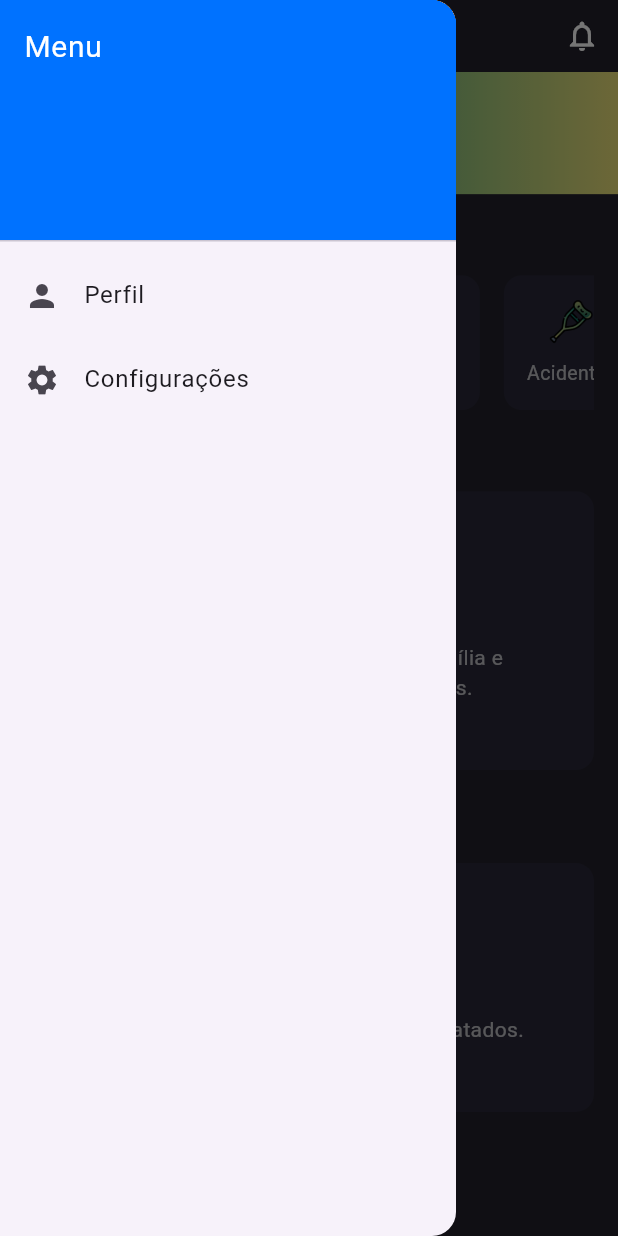
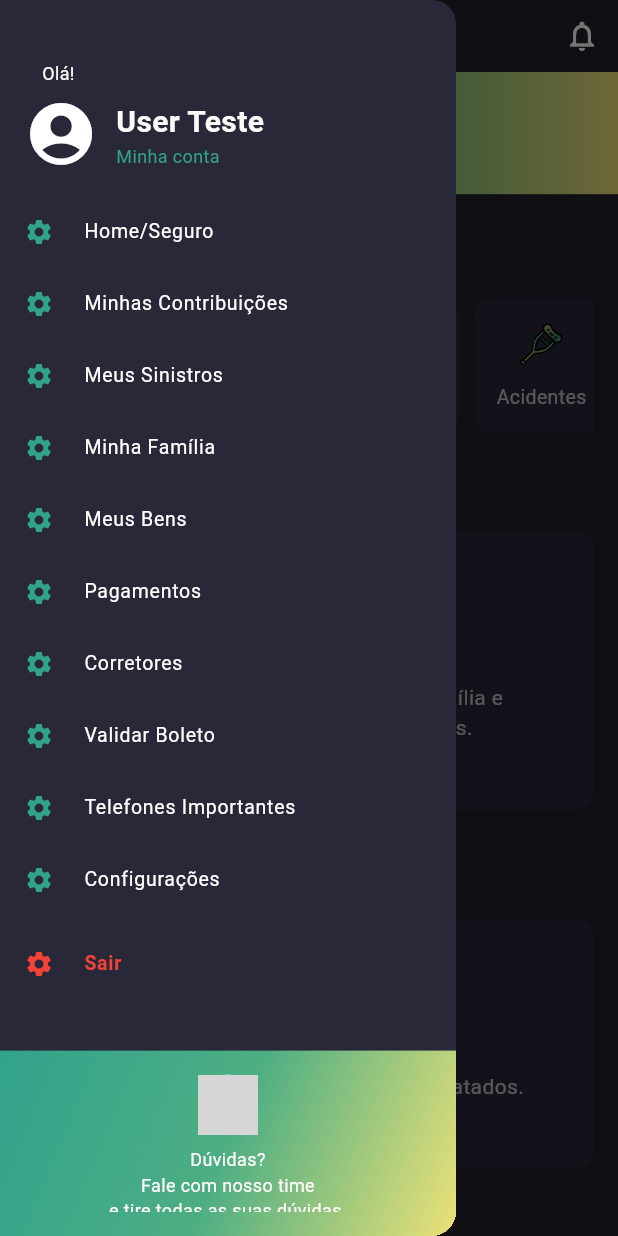
Before and after one commit to wesleydevsouza/app_seguros, a Flutter app: the screen it shows after launch, with the side drawer open, on a phone screen of 412 x 824 dp. Run offline on Flutter 3.47's test engine with Material 3 defaults, Android fonts, the phone set to English and light mode, and no system bars; our stand-ins replace flutter_svg, webview_flutter; grey boxes are pictures that could not be loaded.

Commit message:
feat: webview funcionando e alteracao no layout para web

```diff
--- /dev/null
+++ b/devtools_options.yaml
@@ -0,0 +1,3 @@
+description: This file stores settings for Dart & Flutter DevTools.
+documentation: https://docs.flutter.dev/tools/devtools/extensions#configure-extension-enablement-states
+extensions:
--- a/lib/constants/strings.dart
+++ b/lib/constants/strings.dart
@@ -6,6 +6,10 @@ class Strings {
   static const String register = "Cadastrar";
   static const String login = "Entrar";
   static const String social = "Acesse através das redes sociais";
+  static const String family =
+      "Adicione aqui membros da sua família e compartilhe os seguros com eles.";
+  static const String noEnsuranse =
+      "Você ainda não possui seguros contratados.";
   static const String description =
       "Aqui você gerencia seus seguros e de seus familiares em poucos cliques!";
 }
--- a/lib/viewmodels/home_viewmodel.dart
+++ b/lib/viewmodels/home_viewmodel.dart
@@ -4,15 +4,15 @@ import '../widgets/cotar_icon.dart';
 import '../constants/images.dart';
 
 class HomeViewModel {
-  final List<Widget> cotarOpcoes = const [
-    CotarIcon(label: "Automóvel", imagePath: Images.auto),
-    CotarIcon(label: "Residência", imagePath: Images.residential),
-    CotarIcon(label: "Vida", imagePath: Images.life),
-    CotarIcon(label: "Acidentes", imagePath: Images.accident),
-    CotarIcon(label: "Empresa", imagePath: Images.enterprise),
-    CotarIcon(label: "Funeral", imagePath: Images.funeral),
-    CotarIcon(label: "Moto", imagePath: Images.bike),
-    CotarIcon(label: "Educação", imagePath: Images.trainee),
-    CotarIcon(label: "Viagem", imagePath: Images.travel),
-  ];
+  List<Widget> cotarOpcoes({VoidCallback? onAutoTap}) => [
+        CotarIcon(label: "Automóvel", imagePath: Images.auto, onTap: onAutoTap),
+        const CotarIcon(label: "Residência", imagePath: Images.residential),
+        const CotarIcon(label: "Vida", imagePath: Images.life),
+        const CotarIcon(label: "Acidentes", imagePath: Images.accident),
+        const CotarIcon(label: "Empresa", imagePath: Images.enterprise),
+        const CotarIcon(label: "Funeral", imagePath: Images.funeral),
+        const CotarIcon(label: "Moto", imagePath: Images.bike),
+        const CotarIcon(label: "Educação", imagePath: Images.trainee),
+        const CotarIcon(label: "Viagem", imagePath: Images.travel),
+      ];
 }
--- a/lib/views/home_view.dart
+++ b/lib/views/home_view.dart
@@ -1,16 +1,35 @@
+import 'package:desafio_mobile/constants/size_config.dart';
 import 'package:desafio_mobile/widgets/card_name.dart';
 import 'package:desafio_mobile/widgets/top_bar_menu.dart';
 import 'package:flutter/material.dart';
-import '../constants/images.dart';
-import '../constants/size_config.dart';
+import '../constants/strings.dart';
+import '../constants/styling.dart';
 import '../viewmodels/home_viewmodel.dart';
 import '../widgets/card_section.dart';
 import '../widgets/drawer_menu.dart';
+import 'webview_screen.dart';
+import 'package:flutter/foundation.dart';
+import 'package:url_launcher/url_launcher.dart';
 
 class HomeView extends StatelessWidget {
   final HomeViewModel viewModel = HomeViewModel();
 
   HomeView({super.key});
+
+  void _openWebView(BuildContext context) async {
+    const url = 'https://www.google.com';
+    if (kIsWeb) {
+      if (await canLaunchUrl(Uri.parse(url))) {
+        await launchUrl(Uri.parse(url), webOnlyWindowName: '_blank');
+      }
+    } else {
+      Navigator.of(context).push(
+        MaterialPageRoute(
+          builder: (_) => const WebViewScreen(url: url),
+        ),
+      );
+    }
+  }
 
   @override
   Widget build(BuildContext context) {
@@ -26,21 +45,19 @@ class HomeView extends StatelessWidget {
               child: Column(
                 crossAxisAlignment: CrossAxisAlignment.start,
                 children: [
-                  const Text("Cotar e Contratar",
-                      style: TextStyle(
-                          color: Colors.white,
-                          fontSize: 18,
-                          fontWeight: FontWeight.bold)),
-                  const SizedBox(height: 12),
+                  const Text("Cotar e Contratar", style: AppTheme.titulo),
+                  SizedBox(height: SizeConfig.heightMultiplier * 2),
                   SizedBox(
                     height: 90,
                     child: ListView.separated(
                       scrollDirection: Axis.horizontal,
-                      itemCount: viewModel.cotarOpcoes.length,
+                      itemCount: viewModel
+                          .cotarOpcoes(onAutoTap: () => _openWebView(context))
+                          .length,
                       separatorBuilder: (context, index) =>
-                          const SizedBox(width: 16),
-                      itemBuilder: (context, index) =>
-                          viewModel.cotarOpcoes[index],
+                          const SizedBox(width: 10),
+                      itemBuilder: (context, index) => viewModel.cotarOpcoes(
+                          onAutoTap: () => _openWebView(context))[index],
                     ),
                   ),
                 ],
@@ -50,27 +67,18 @@ class HomeView extends StatelessWidget {
               child: ListView(
                 padding: const EdgeInsets.symmetric(horizontal: 16),
                 children: const [
-                  Text("Minha Família",
-                      style: TextStyle(
-                          color: Colors.white,
-                          fontSize: 18,
-                          fontWeight: FontWeight.bold)),
+                  Text("Minha Família", style: AppTheme.titulo),
                   SizedBox(height: 12),
                   SectionCard(
                     icon: Icons.add_circle_outline,
-                    text:
-                        "Adicione aqui membros da sua família e compartilhe os seguros com eles.",
+                    text: Strings.family,
                   ),
                   SizedBox(height: 24),
-                  Text("Contratados",
-                      style: TextStyle(
-                          color: Colors.white,
-                          fontSize: 18,
-                          fontWeight: FontWeight.bold)),
+                  Text("Contratados", style: AppTheme.titulo),
                   SizedBox(height: 12),
                   SectionCard(
                     icon: Icons.sentiment_dissatisfied,
-                    text: "Você ainda não possui seguros contratados.",
+                    text: Strings.noEnsuranse,
                   ),
                 ],
               ),
--- a/lib/views/login_view.dart
+++ b/lib/views/login_view.dart
@@ -6,7 +6,6 @@ import 'package:desafio_mobile/widgets/card_login.dart';
 import 'package:desafio_mobile/widgets/default_button.dart';
 import 'package:desafio_mobile/widgets/social_bar.dart';
 import 'package:flutter/material.dart';
-import 'package:flutter_svg/svg.dart';
 import '../constants/strings.dart';
 
 class Login extends StatefulWidget {
@@ -44,7 +43,7 @@ class _LoginState extends State<Login> {
                             alignment: Alignment.centerLeft,
                             child: Image.asset(
                               Images.logo,
-                              width: SizeConfig.widthMultiplier * 30,
+                              width: 140,
                             ),
                           ),
                         ),
--- /dev/null
+++ b/lib/views/webview_screen.dart
@@ -0,0 +1,30 @@
+import 'package:flutter/material.dart';
+import 'package:webview_flutter/webview_flutter.dart';
+
+class WebViewScreen extends StatefulWidget {
+  final String url;
+  const WebViewScreen({super.key, required this.url});
+
+  @override
+  State<WebViewScreen> createState() => _WebViewScreenState();
+}
+
+class _WebViewScreenState extends State<WebViewScreen> {
+  late final WebViewController _controller;
+
+  @override
+  void initState() {
+    super.initState();
+    _controller = WebViewController()
+      ..setJavaScriptMode(JavaScriptMode.unrestricted)
+      ..loadRequest(Uri.parse(widget.url));
+  }
+
+  @override
+  Widget build(BuildContext context) {
+    return Scaffold(
+      appBar: AppBar(),
+      body: WebViewWidget(controller: _controller),
+    );
+  }
+}
--- a/lib/widgets/card_login.dart
+++ b/lib/widgets/card_login.dart
@@ -15,11 +15,14 @@ class CardLogin extends StatefulWidget {
 
 class _CardLoginState extends State<CardLogin> with TickerProviderStateMixin {
   int _selectedTab = 0;
+  double sizedBoxHeight = SizeConfig.screenHeight < 950
+      ? SizeConfig.screenWidth * 0.85
+      : SizeConfig.screenWidth * 0.35;
 
   @override
   Widget build(BuildContext context) {
     return Container(
-      width: SizeConfig.screenWidth * 0.85,
+      width: sizedBoxHeight,
       padding: const EdgeInsets.all(16),
       decoration: const BoxDecoration(
         color: AppTheme.corCard,
--- a/lib/widgets/cotar_icon.dart
+++ b/lib/widgets/cotar_icon.dart
@@ -6,13 +6,21 @@ import '../constants/styling.dart';
 class CotarIcon extends StatelessWidget {
   final String label;
   final String imagePath;
+  final VoidCallback? onTap;
 
-  const CotarIcon({super.key, required this.label, required this.imagePath});
+  const CotarIcon({
+    super.key,
+    required this.label,
+    required this.imagePath,
+    this.onTap,
+  });
 
   @override
   Widget build(BuildContext context) {
     return SizedBox(
-      width: SizeConfig.widthMultiplier * 22,
+      width: 90,
+      child: GestureDetector(
+        onTap: onTap,
         child: Container(
           decoration: BoxDecoration(
             color: AppTheme.corCard,
@@ -47,6 +55,7 @@ class CotarIcon extends StatelessWidget {
             ],
           ),
         ),
+      ),
     );
   }
 }
--- a/lib/widgets/default_button.dart
+++ b/lib/widgets/default_button.dart
@@ -15,7 +15,7 @@ class DefaultButton extends StatelessWidget {
 
   @override
   Widget build(BuildContext context) {
-    double buttonSize = size ?? SizeConfig.widthMultiplier * 15;
+    double buttonSize = size ?? 60;
 
     return Center(
       child: Container(
--- a/lib/widgets/drawer_menu.dart
+++ b/lib/widgets/drawer_menu.dart
@@ -1,4 +1,7 @@
 import 'package:flutter/material.dart';
+
+import '../constants/size_config.dart';
+import '../constants/styling.dart';
 
 class DrawerMenu extends StatelessWidget {
   const DrawerMenu({super.key});
@@ -6,24 +9,131 @@ class DrawerMenu extends StatelessWidget {
   @override
   Widget build(BuildContext context) {
     return Drawer(
-      child: ListView(
-        padding: EdgeInsets.zero,
-        children: const [
-          DrawerHeader(
-            decoration: BoxDecoration(color: Color(0xFF0072FF)),
-            child: Text('Menu',
-                style: TextStyle(color: Colors.white, fontSize: 20)),
+      backgroundColor: AppTheme.corCard,
+      child: Column(
+        children: [
+          Container(
+            padding: const EdgeInsets.fromLTRB(16, 40, 16, 16),
+            alignment: Alignment.centerLeft,
+            child: Column(
+              crossAxisAlignment: CrossAxisAlignment.start,
+              children: [
+                const Padding(
+                  padding: EdgeInsets.only(left: 12),
+                  child: Text(
+                    "Olá!",
+                    style: AppTheme.labelText,
+                    textAlign: TextAlign.left,
+                  ),
+                ),
+                const SizedBox(height: 8),
+                Row(
+                  children: [
+                    Padding(
+                      padding: const EdgeInsets.only(right: 12),
+                      child: Icon(
+                        Icons.account_circle,
+                        color: Colors.white,
+                        size: SizeConfig.heightMultiplier * 6,
+                      ),
+                    ),
+                    Column(
+                      crossAxisAlignment: CrossAxisAlignment.start,
+                      children: [
+                        const Text(
+                          "User Teste",
+                          style: AppTheme.subTitulo,
+                        ),
+                        Text(
+                          "Minha conta",
+                          style: AppTheme.labelText.copyWith(
+                            color: AppTheme.corFonteDestaque,
+                          ),
+                        ),
+                      ],
+                    ),
+                  ],
+                ),
+              ],
+            ),
           ),
-          ListTile(
-            leading: Icon(Icons.person),
-            title: Text('Perfil'),
+          const Expanded(
+            child: SingleChildScrollView(
+              child: Column(
+                children: [
+                  DrawerItem(title: "Home/Seguro"),
+                  DrawerItem(title: "Minhas Contribuições"),
+                  DrawerItem(title: "Meus Sinistros"),
+                  DrawerItem(title: "Minha Família"),
+                  DrawerItem(title: "Meus Bens"),
+                  DrawerItem(title: "Pagamentos"),
+                  DrawerItem(title: "Corretores"),
+                  DrawerItem(title: "Validar Boleto"),
+                  DrawerItem(title: "Telefones Importantes"),
+                  DrawerItem(title: "Configurações"),
+                  SizedBox(height: 8),
+                  DrawerItem(title: "Sair", isExit: true),
+                ],
+              ),
+            ),
           ),
-          ListTile(
-            leading: Icon(Icons.settings),
-            title: Text('Configurações'),
+          Container(
+            height: SizeConfig.heightMultiplier * 15,
+            width: double.infinity,
+            padding: const EdgeInsets.all(16),
+            decoration: BoxDecoration(
+              gradient: AppTheme.bgGradient,
+            ),
+            child: const Column(
+              children: [
+                Padding(
+                  padding: EdgeInsets.only(bottom: 8.0),
+                  child: CircleAvatar(
+                    backgroundImage: AssetImage('assets/duvida_avatar.png'),
+                    radius: 20,
+                  ),
+                ),
+                Expanded(
+                  child: Text(
+                    "Dúvidas?\nFale com nosso time \ne tire todas as suas dúvidas.",
+                    style: AppTheme.labelText,
+                    textAlign: TextAlign.center,
+                  ),
+                ),
+              ],
+            ),
           ),
         ],
       ),
     );
   }
 }
+
+class DrawerItem extends StatelessWidget {
+  final String title;
+  final bool isExit;
+
+  const DrawerItem({super.key, required this.title, this.isExit = false});
+
+  @override
+  Widget build(BuildContext context) {
+    return ListTile(
+      dense: true,
+      leading: Icon(
+        Icons.settings,
+        color: isExit ? Colors.red : AppTheme.corFonteDestaque,
+        size: 20,
+      ),
+      title: Text(
+        title,
+        style: TextStyle(
+          color: isExit ? Colors.red : Colors.white,
+          fontWeight: isExit ? FontWeight.bold : FontWeight.normal,
+        ),
+      ),
+      onTap: () {
+        Navigator.pop(context);
+      },
+    );
+  }
+}
--- a/lib/widgets/social_bar.dart
+++ b/lib/widgets/social_bar.dart
@@ -13,8 +13,10 @@ class SocialBar extends StatelessWidget {
 
   @override
   Widget build(BuildContext context) {
-    return Column(
+    return Center(
+      child: Column(
         mainAxisAlignment: MainAxisAlignment.center,
+        crossAxisAlignment: CrossAxisAlignment.center,
         children: [
           const Text(
             Strings.social,
@@ -23,28 +25,36 @@ class SocialBar extends StatelessWidget {
           SizedBox(height: SizeConfig.heightMultiplier * 2),
           Row(
             mainAxisAlignment: MainAxisAlignment.center,
+            crossAxisAlignment: CrossAxisAlignment.center,
             children: [
-            SvgPicture.asset(
+              Padding(
+                padding: const EdgeInsets.symmetric(horizontal: 12.0),
+                child: SvgPicture.asset(
                   Images.icoGoogle,
                   height: SizeConfig.heightMultiplier * 3,
                   color: AppTheme.corContainer,
                 ),
-            SizedBox(width: SizeConfig.widthMultiplier * 5),
-            SvgPicture.asset(
+              ),
+              Padding(
+                padding: const EdgeInsets.symmetric(horizontal: 12.0),
+                child: SvgPicture.asset(
                   Images.icoFb,
                   height: SizeConfig.heightMultiplier * 3,
                   color: AppTheme.corContainer,
                 ),
-            SizedBox(width: SizeConfig.widthMultiplier * 5),
-            SvgPicture.asset(
+              ),
+              Padding(
+                padding: const EdgeInsets.symmetric(horizontal: 12.0),
+                child: SvgPicture.asset(
                   Images.icoTwitter,
                   height: SizeConfig.heightMultiplier * 3,
                   color: AppTheme.corContainer,
                 ),
-            SizedBox(width: SizeConfig.widthMultiplier * 5),
+              ),
             ],
           ),
         ],
+      ),
     );
   }
 }
--- a/lib/widgets/top_bar_menu.dart
+++ b/lib/widgets/top_bar_menu.dart
@@ -1,6 +1,5 @@
 import 'package:flutter/material.dart';
 import '../constants/images.dart';
-import '../constants/size_config.dart';
 
 class TopBarMenu extends StatelessWidget {
   const TopBarMenu({super.key});
@@ -21,14 +20,11 @@ class TopBarMenu extends StatelessWidget {
         // Logo
         Image.asset(
           Images.logo,
-          width: SizeConfig.widthMultiplier * 30,
+          width: 120,
         ),
-        // Notificações
         IconButton(
           icon: const Icon(Icons.notifications_none, color: Colors.white),
-          onPressed: () {
-            // ação para notificações
-          },
+          onPressed: () {},
         ),
       ],
     );
--- a/pubspec.yaml
+++ b/pubspec.yaml
@@ -33,6 +33,8 @@ dependencies:
   provider: ^6.0.3
   permission_handler: ^11.1.0
   flutter_svg: ^2.1.0
+  webview_flutter: ^4.7.0
+  url_launcher: ^6.2.5
 
   # The following adds the Cupertino Icons font to your application.
   # Use with the CupertinoIcons class for iOS style icons.
```
Also changed, not shown: pubspec.lock, 5 other files. Lines whose indentation alone changed are shown as unchanged.
